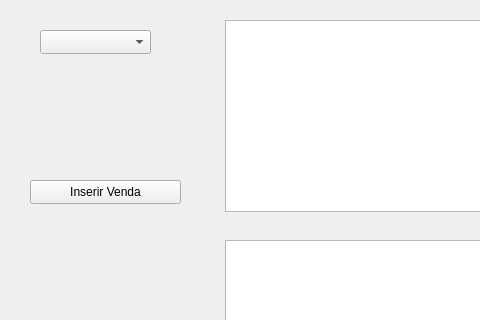
The window that vendas.ui (GabR36/QEstoqueLoja) describes before a commit, drawn with Qt 5; both pictures show x 0 to 480 and y 0 to 320 of the 653 by 465 pixel window.
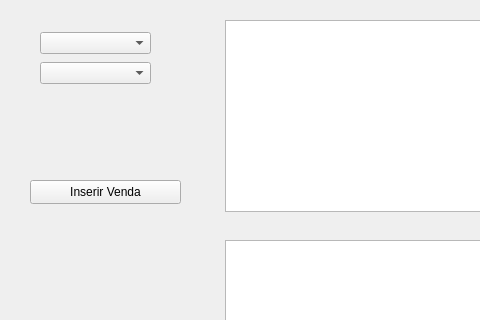
The same window after the commit.

Commit message:
dia e mes filtragem de vendas
adicionado o combobox dia e implementacao de interacao entre os dois
para filtrar as vendas so pelo dia, so pelo mes ou pelos dois em
conjunto.

Diff of the .ui file:
```diff
--- a/vendas.ui
+++ b/vendas.ui
@@ -82,15 +82,23 @@
     <string>Inserir Venda</string>
    </property>
   </widget>
-  <widget class="QComboBox" name="CBox_Mes">
+  <widget class="QWidget" name="">
    <property name="geometry">
     <rect>
      <x>40</x>
      <y>30</y>
      <width>111</width>
-     <height>24</height>
+     <height>56</height>
     </rect>
    </property>
+   <layout class="QVBoxLayout" name="verticalLayout">
+    <item>
+     <widget class="QComboBox" name="CBox_Mes"/>
+    </item>
+    <item>
+     <widget class="QComboBox" name="CBox_Dia"/>
+    </item>
+   </layout>
   </widget>
  </widget>
  <resources/>
```
The commit also changes 2 other files.
